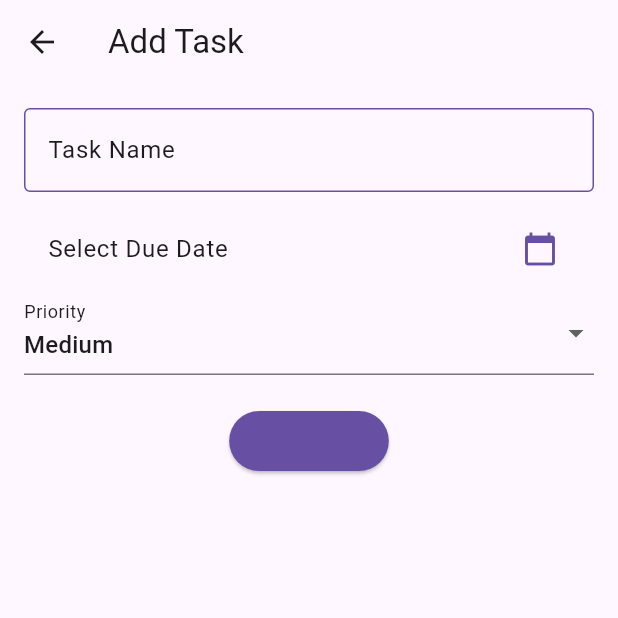
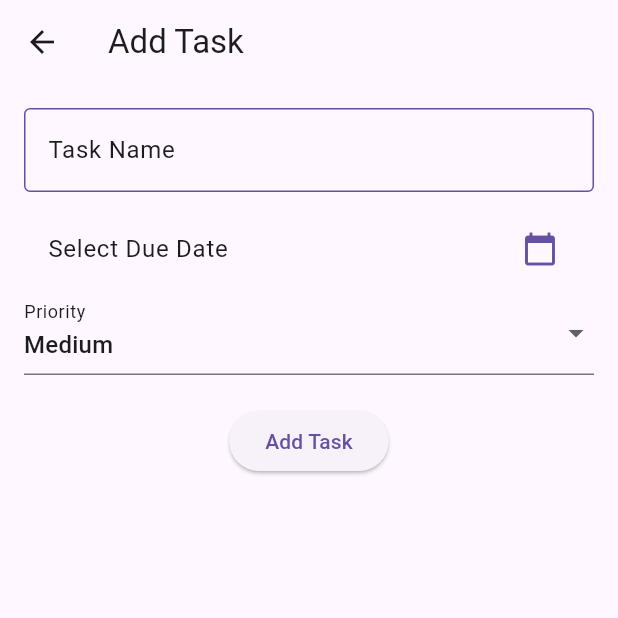
Before and after one commit to ARAVINDKARATE/task_management_app, a Flutter app: the AddTaskScreen screen opened directly, on a phone screen of 412 x 824 dp, the top half of it. Run offline on Flutter 3.47's test engine with Material 3 defaults, Android fonts, the phone set to English and light mode, and no system bars; our stand-ins replace shared_preferences; accounts and stored records are empty.

Commit message:
final commit

```diff
--- a/lib/views/addTaskScreen.dart
+++ b/lib/views/addTaskScreen.dart
@@ -75,10 +75,9 @@ class _AddTaskScreenState extends State<AddTaskScreen> {
               ),
               SizedBox(height: 20),
               ElevatedButton(
-                style: ElevatedButton.styleFrom(
-                  backgroundColor: theme.colorScheme.primary,
+                child: Text(
+                  'Add Task',
                 ),
-                child: Text('Add Task'),
                 onPressed: () {
                   if (_formKey.currentState?.validate() == true) {
                     _formKey.currentState?.save();
--- a/lib/views/homeScreen.dart
+++ b/lib/views/homeScreen.dart
@@ -20,9 +20,7 @@ class _HomeScreenState extends State<HomeScreen> {
   Widget build(BuildContext context) {
     final taskProvider = Provider.of<TaskProvider>(context);
 
-    return MaterialApp(
-      theme: _isDarkMode ? ThemeData.dark() : ThemeData.light(),
-      home: Scaffold(
+    return Scaffold(
       appBar: AppBar(
         title: Text('Task Manager'),
         actions: [
@@ -83,7 +81,6 @@ class _HomeScreenState extends State<HomeScreen> {
           MaterialPageRoute(builder: (_) => AddTaskScreen()),
         ),
       ),
-      ),
     );
   }
 
```
Also changed, not shown: lib/main.dart (+6 -1 lines). Lines whose indentation alone changed are shown as unchanged.
